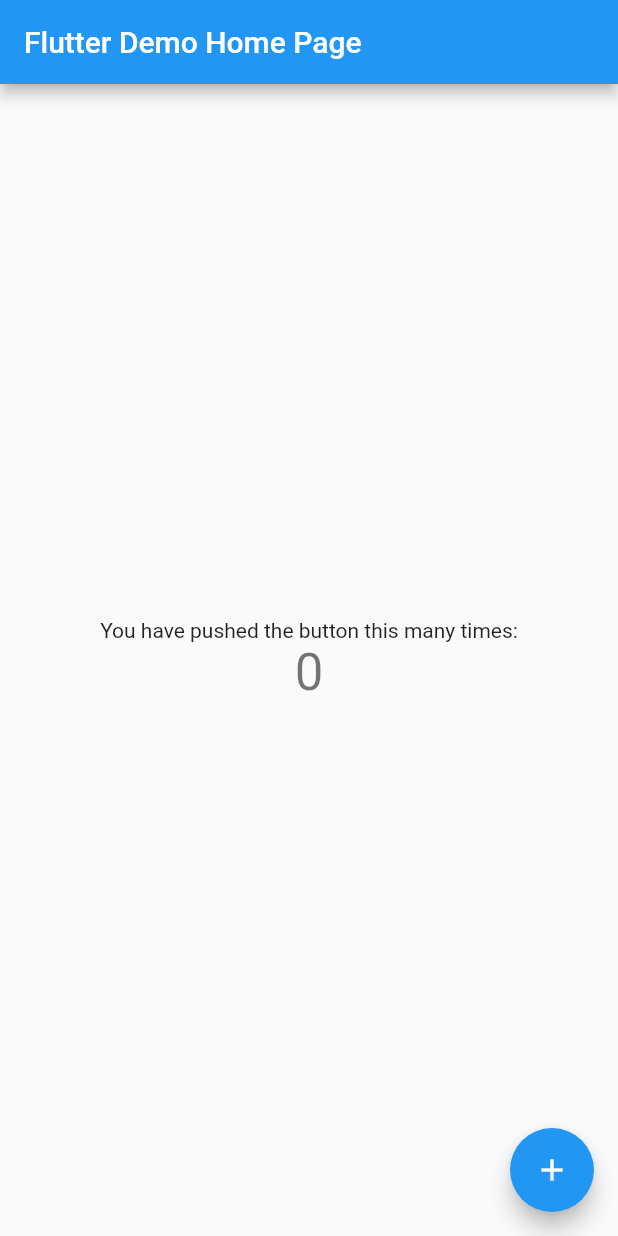
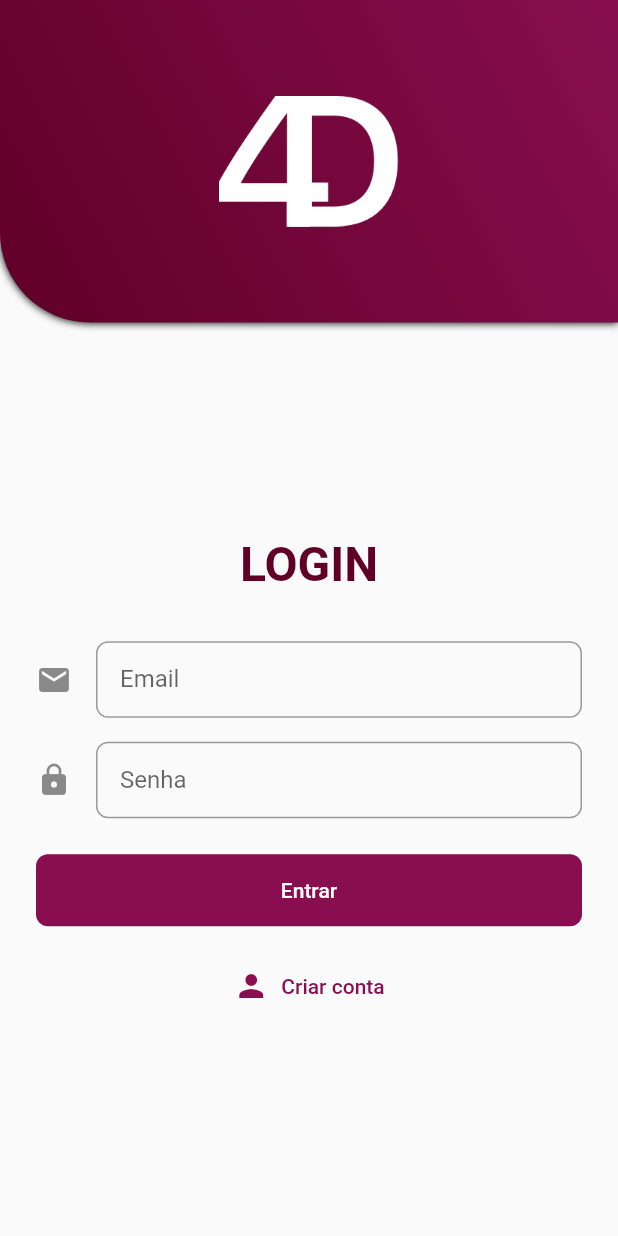
Before and after one commit to RuanFailache/clean_flutter_app, a Flutter app: the screen it shows after launch, on a phone screen of 412 x 824 dp. Run offline on Flutter 3.47's test engine with Material 2 defaults, Android fonts, the phone set to English and light mode, and no system bars.

Commit message:
create ui layout and style for login page

```diff
--- a/lib/main.dart
+++ b/lib/main.dart
@@ -1,115 +1,6 @@
 import 'package:flutter/material.dart';
+import 'package:for_dev/ui/components/app.dart';
 
 void main() {
-  runApp(const MyApp());
+  runApp(ForDevApp());
 }
-
-class MyApp extends StatelessWidget {
-  const MyApp({super.key});
-
-  // This widget is the root of your application.
-  @override
-  Widget build(BuildContext context) {
-    return MaterialApp(
-      title: 'Flutter Demo',
-      theme: ThemeData(
-        // This is the theme of your application.
-        //
-        // Try running your application with "flutter run". You'll see the
-        // application has a blue toolbar. Then, without quitting the app, try
-        // changing the primarySwatch below to Colors.green and then invoke
-        // "hot reload" (press "r" in the console where you ran "flutter run",
-        // or simply save your changes to "hot reload" in a Flutter IDE).
-        // Notice that the counter didn't reset back to zero; the application
-        // is not restarted.
-        primarySwatch: Colors.blue,
-      ),
-      home: const MyHomePage(title: 'Flutter Demo Home Page'),
-    );
-  }
-}
-
-class MyHomePage extends StatefulWidget {
-  const MyHomePage({super.key, required this.title});
-
-  // This widget is the home page of your application. It is stateful, meaning
-  // that it has a State object (defined below) that contains fields that affect
-  // how it looks.
-
-  // This class is the configuration for the state. It holds the values (in this
-  // case the title) provided by the parent (in this case the App widget) and
-  // used by the build method of the State. Fields in a Widget subclass are
-  // always marked "final".
-
-  final String title;
-
-  @override
-  State<MyHomePage> createState() => _MyHomePageState();
-}
-
-class _MyHomePageState extends State<MyHomePage> {
-  int _counter = 0;
-
-  void _incrementCounter() {
-    setState(() {
-      // This call to setState tells the Flutter framework that something has
-      // changed in this State, which causes it to rerun the build method below
-      // so that the display can reflect the updated values. If we changed
-      // _counter without calling setState(), then the build method would not be
-      // called again, and so nothing would appear to happen.
-      _counter++;
-    });
-  }
-
-  @override
-  Widget build(BuildContext context) {
-    // This method is rerun every time setState is called, for instance as done
-    // by the _incrementCounter method above.
-    //
-    // The Flutter framework has been optimized to make rerunning build methods
-    // fast, so that you can just rebuild anything that needs updating rather
-    // than having to individually change instances of widgets.
-    return Scaffold(
-      appBar: AppBar(
-        // Here we take the value from the MyHomePage object that was created by
-        // the App.build method, and use it to set our appbar title.
-        title: Text(widget.title),
-      ),
-      body: Center(
-        // Center is a layout widget. It takes a single child and positions it
-        // in the middle of the parent.
-        child: Column(
-          // Column is also a layout widget. It takes a list of children and
-          // arranges them vertically. By default, it sizes itself to fit its
-          // children horizontally, and tries to be as tall as its parent.
-          //
-          // Invoke "debug painting" (press "p" in the console, choose the
-          // "Toggle Debug Paint" action from the Flutter Inspector in Android
-          // Studio, or the "Toggle Debug Paint" command in Visual Studio Code)
-          // to see the wireframe for each widget.
-          //
-          // Column has various properties to control how it sizes itself and
-          // how it positions its children. Here we use mainAxisAlignment to
-          // center the children vertically; the main axis here is the vertical
-          // axis because Columns are vertical (the cross axis would be
-          // horizontal).
-          mainAxisAlignment: MainAxisAlignment.center,
-          children: <Widget>[
-            const Text(
-              'You have pushed the button this many times:',
-            ),
-            Text(
-              '$_counter',
-              style: Theme.of(context).textTheme.headline4,
-            ),
-          ],
-        ),
-      ),
-      floatingActionButton: FloatingActionButton(
-        onPressed: _incrementCounter,
-        tooltip: 'Increment',
-        child: const Icon(Icons.add),
-      ), // This trailing comma makes auto-formatting nicer for build methods.
-    );
-  }
-}
--- /dev/null
+++ b/lib/ui/components/app.dart
@@ -0,0 +1,14 @@
+import 'package:flutter/material.dart';
+import 'package:for_dev/ui/pages/login_page.dart';
+import 'package:for_dev/ui/theme/theme.dart';
+
+class ForDevApp extends StatelessWidget {
+  @override
+  Widget build(BuildContext context) {
+    return MaterialApp(
+      title: 'ForDev',
+      theme: theme,
+      home: LoginPage(),
+    );
+  }
+}
--- /dev/null
+++ b/lib/ui/pages/login_page.dart
@@ -0,0 +1,35 @@
+import 'package:flutter/material.dart';
+import 'package:for_dev/ui/pages/widgets/widgets.dart';
+
+class LoginPage extends StatelessWidget {
+  const LoginPage({super.key});
+
+  @override
+  Widget build(BuildContext context) {
+    return Scaffold(
+      body: LayoutBuilder(
+        builder: (context, constraints) {
+          const double contentMaxHeight = 636.5;
+
+          final double pageMaxHeight = constraints.maxHeight > contentMaxHeight
+              ? constraints.maxHeight
+              : contentMaxHeight;
+
+          return SingleChildScrollView(
+            child: ConstrainedBox(
+              constraints: BoxConstraints(maxHeight: pageMaxHeight),
+              child: Column(
+                children: const [
+                  LoginPageHeader(),
+                  Expanded(
+                    child: LoginPageForm(),
+                  ),
+                ],
+              ),
+            ),
+          );
+        },
+      ),
+    );
+  }
+}
--- /dev/null
+++ b/lib/ui/pages/widgets/form.dart
@@ -0,0 +1,57 @@
+import 'package:flutter/material.dart';
+
+class LoginPageForm extends StatelessWidget {
+  const LoginPageForm({super.key});
+
+  @override
+  Widget build(BuildContext context) {
+    return Padding(
+      padding: const EdgeInsets.all(24),
+      child: Form(
+        child: Column(
+          mainAxisAlignment: MainAxisAlignment.center,
+          children: [
+            Text(
+              'Login'.toUpperCase(),
+              style: Theme.of(context).textTheme.headline1,
+            ),
+            const SizedBox(height: 32),
+            TextFormField(
+              decoration: const InputDecoration(
+                labelText: 'Email',
+                icon: Icon(Icons.email),
+              ),
+            ),
+            const SizedBox(height: 16),
+            TextFormField(
+              decoration: const InputDecoration(
+                labelText: 'Senha',
+                icon: Icon(Icons.lock),
+              ),
+            ),
+            const SizedBox(height: 24),
+            SizedBox(
+              width: double.infinity,
+              child: ElevatedButton(
+                onPressed: () {},
+                child: const Text('Entrar'),
+              ),
+            ),
+            const SizedBox(height: 16),
+            TextButton(
+              onPressed: () {},
+              child: Wrap(
+                spacing: 8,
+                crossAxisAlignment: WrapCrossAlignment.center,
+                children: const [
+                  Icon(Icons.person),
+                  Text('Criar conta'),
+                ],
+              ),
+            ),
+          ],
+        ),
+      ),
+    );
+  }
+}
--- /dev/null
+++ b/lib/ui/pages/widgets/header.dart
@@ -0,0 +1,39 @@
+import 'package:flutter/material.dart';
+
+class LoginPageHeader extends StatelessWidget {
+  const LoginPageHeader({super.key});
+
+  @override
+  Widget build(BuildContext context) {
+    return Container(
+      padding: EdgeInsets.only(
+        bottom: 64,
+        top: 64 + MediaQuery.of(context).viewPadding.top,
+      ),
+      decoration: BoxDecoration(
+        borderRadius: const BorderRadius.only(
+          bottomLeft: Radius.circular(60),
+        ),
+        gradient: LinearGradient(
+          begin: Alignment.topRight,
+          colors: [
+            Theme.of(context).primaryColor,
+            Theme.of(context).primaryColorDark,
+          ],
+          end: Alignment.bottomLeft,
+        ),
+        boxShadow: const [
+          BoxShadow(
+            offset: Offset.zero,
+            spreadRadius: 0,
+            blurRadius: 4,
+            color: Colors.black,
+          )
+        ],
+      ),
+      child: Center(
+        child: Image.asset('lib/ui/assets/logo.png'),
+      ),
+    );
+  }
+}
--- /dev/null
+++ b/lib/ui/pages/widgets/widgets.dart
@@ -0,0 +1,2 @@
+export './form.dart';
+export './header.dart';
--- /dev/null
+++ b/lib/ui/theme/theme.dart
@@ -0,0 +1,41 @@
+import 'package:flutter/material.dart';
+
+const primaryColor = Color.fromRGBO(136, 14, 79, 1);
+const primaryColorDark = Color.fromRGBO(96, 0, 39, 1);
+const primaryColorLight = Color.fromRGBO(188, 71, 123, 1);
+
+final theme = ThemeData(
+  primaryColor: primaryColor,
+  primaryColorDark: primaryColorDark,
+  primaryColorLight: primaryColorLight,
+  splashColor: primaryColorLight,
+  highlightColor: primaryColorLight,
+  colorScheme: const ColorScheme.light(
+    primary: primaryColor,
+  ),
+  textTheme: const TextTheme(
+    headline1: TextStyle(
+      fontSize: 32,
+      fontWeight: FontWeight.w700,
+      color: primaryColorDark,
+    ),
+  ),
+  inputDecorationTheme: InputDecorationTheme(
+    contentPadding: const EdgeInsets.all(16),
+    border: OutlineInputBorder(
+      borderRadius: BorderRadius.circular(8),
+    ),
+  ),
+  elevatedButtonTheme: ElevatedButtonThemeData(
+    style: ElevatedButton.styleFrom(
+      elevation: 0,
+      padding: const EdgeInsets.symmetric(vertical: 16, horizontal: 24),
+      shape: RoundedRectangleBorder(borderRadius: BorderRadius.circular(8)),
+    ),
+  ),
+  textButtonTheme: TextButtonThemeData(
+    style: TextButton.styleFrom(
+      padding: const EdgeInsets.symmetric(vertical: 8, horizontal: 16),
+    ),
+  ),
+);
--- a/pubspec.yaml
+++ b/pubspec.yaml
@@ -26,3 +26,6 @@ dev_dependencies:
 
 flutter:
   uses-material-design: true
+
+  assets:
+    - lib/ui/assets/
```
Also changed, not shown: lib/ui/assets/2.0x/logo.png (added), lib/ui/assets/3.0x/logo.png (added), lib/ui/assets/4.0x/logo.png (added), lib/ui/assets/logo.png (added).
